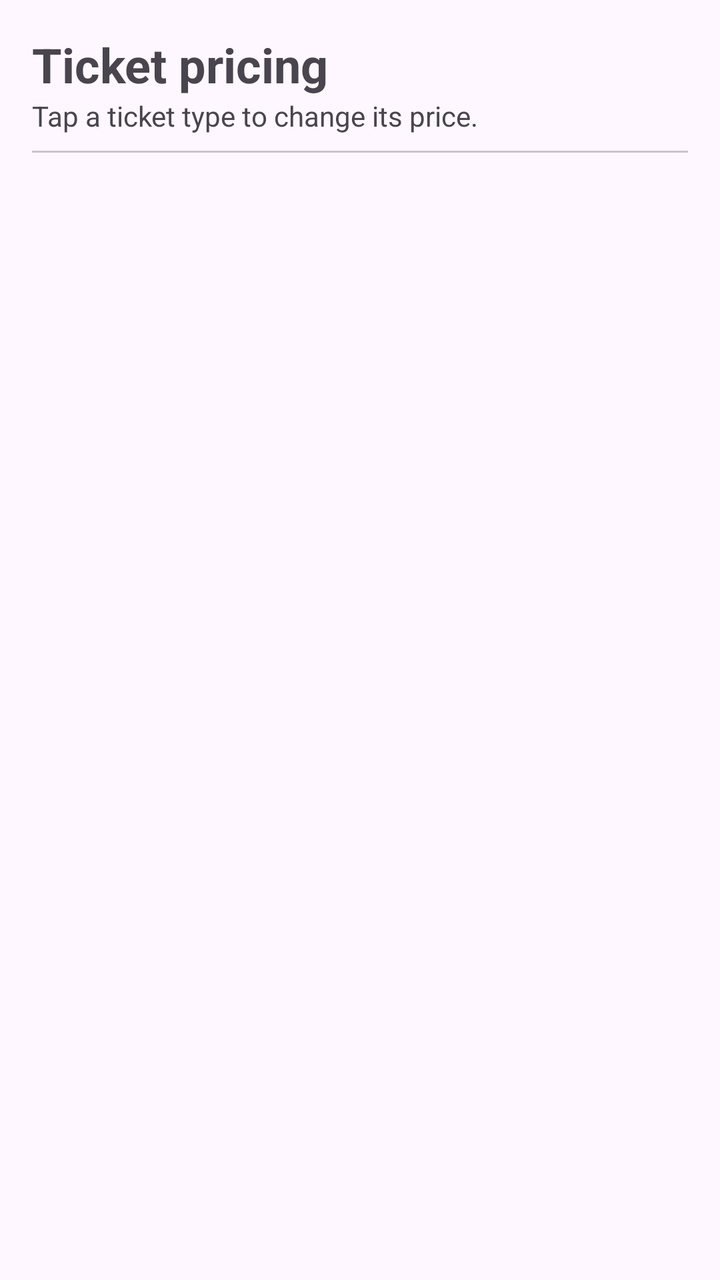
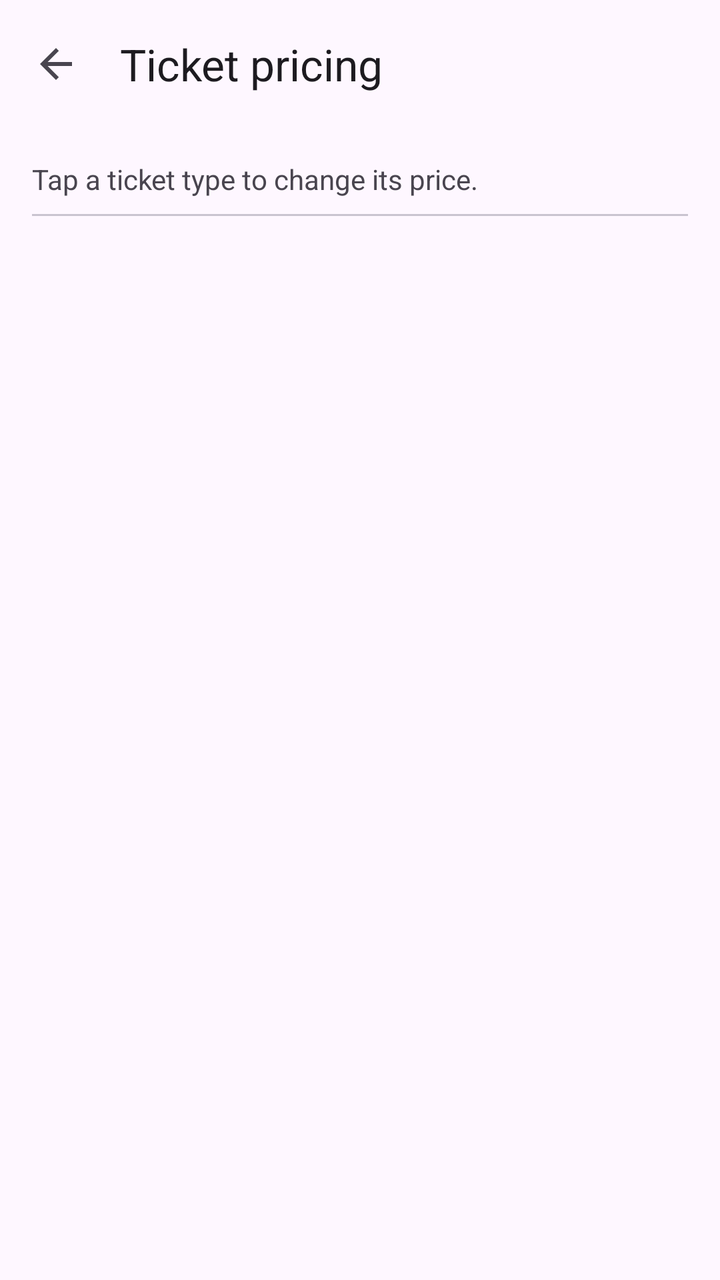

Screens rendered from an Android XML layout before and after an edit, with the pre-edit source and the edit as a unified diff.
<!-- AndroidManifest.xml: application theme Theme.Ticketree -->
<!-- res/layout/activity_ticket_pricing.xml -->
<?xml version="1.0" encoding="utf-8"?>
<LinearLayout xmlns:android="http://schemas.android.com/apk/res/android"
    android:layout_width="match_parent"
    android:layout_height="match_parent"
    android:fitsSystemWindows="true"
    android:orientation="vertical"
    android:padding="16dp">

    <com.google.android.material.textview.MaterialTextView
        android:layout_width="match_parent"
        android:layout_height="wrap_content"
        android:text="Ticket pricing"
        android:textSize="24sp"
        android:textStyle="bold" />

    <com.google.android.material.textview.MaterialTextView
        android:layout_width="match_parent"
        android:layout_height="wrap_content"
        android:text="Tap a ticket type to change its price." />

    <com.google.android.material.divider.MaterialDivider
        android:layout_width="match_parent"
        android:layout_height="wrap_content"
        android:layout_marginVertical="8dp" />

    <androidx.recyclerview.widget.RecyclerView
        android:id="@+id/rvList"
        android:layout_width="match_parent"
        android:layout_height="0dp"
        android:layout_weight="1" />
</LinearLayout>
<!-- resources referenced by this layout -->
<resources>
  <style name="Theme.Ticketree" parent="Base.Theme.Ticketree" />
  <style name="Base.Theme.Ticketree" parent="Theme.Material3.DayNight.NoActionBar">
          
          
      </style>
</resources>

<!-- the commit's change to res/layout/activity_ticket_pricing.xml (unified diff, before → after) -->
@@ -1,17 +1,22 @@
 <?xml version="1.0" encoding="utf-8"?>
 <LinearLayout xmlns:android="http://schemas.android.com/apk/res/android"
+    xmlns:app="http://schemas.android.com/apk/res-auto"
     android:layout_width="match_parent"
     android:layout_height="match_parent"
     android:fitsSystemWindows="true"
+    android:orientation="vertical">
+    <com.google.android.material.appbar.MaterialToolbar
+        android:id="@+id/toolbar"
+        android:layout_width="match_parent"
+        android:layout_height="?attr/actionBarSize"
+        app:navigationIcon="@drawable/ic_back"
+        app:title="Ticket pricing" />
+<LinearLayout xmlns:android="http://schemas.android.com/apk/res/android"
+    android:layout_width="match_parent"
+    android:layout_height="0dp"
+    android:layout_weight="1"
     android:orientation="vertical"
     android:padding="16dp">
-
-    <com.google.android.material.textview.MaterialTextView
-        android:layout_width="match_parent"
-        android:layout_height="wrap_content"
-        android:text="Ticket pricing"
-        android:textSize="24sp"
-        android:textStyle="bold" />
 
     <com.google.android.material.textview.MaterialTextView
         android:layout_width="match_parent"
@@ -29,3 +34,4 @@
         android:layout_height="0dp"
         android:layout_weight="1" />
 </LinearLayout>
+</LinearLayout>
<!-- resource entries referenced after the edit -->
@@ -1,5 +1,16 @@
 <!-- resources referenced by this layout -->
 <resources>
+  <!-- drawable ic_back (drawable) -->
+  <vector xmlns:android="http://schemas.android.com/apk/res/android"
+      android:width="24dp"
+      android:height="24dp"
+      android:tint="?attr/colorControlNormal"
+      android:viewportWidth="24"
+      android:viewportHeight="24">
+      <path
+          android:fillColor="@android:color/white"
+          android:pathData="M20,11H7.83l5.59,-5.59L12,4l-8,8 8,8 1.41,-1.41L7.83,13H20v-2z" />
+  </vector>
   <style name="Theme.Ticketree" parent="Base.Theme.Ticketree" />
   <style name="Base.Theme.Ticketree" parent="Theme.Material3.DayNight.NoActionBar">
           
